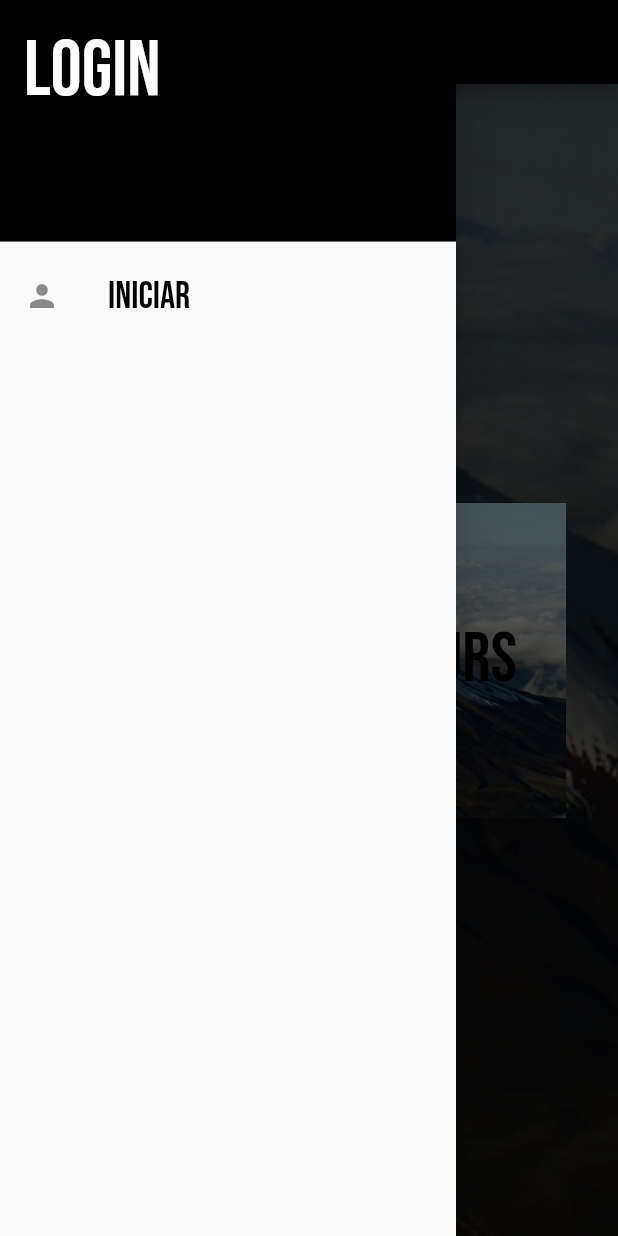
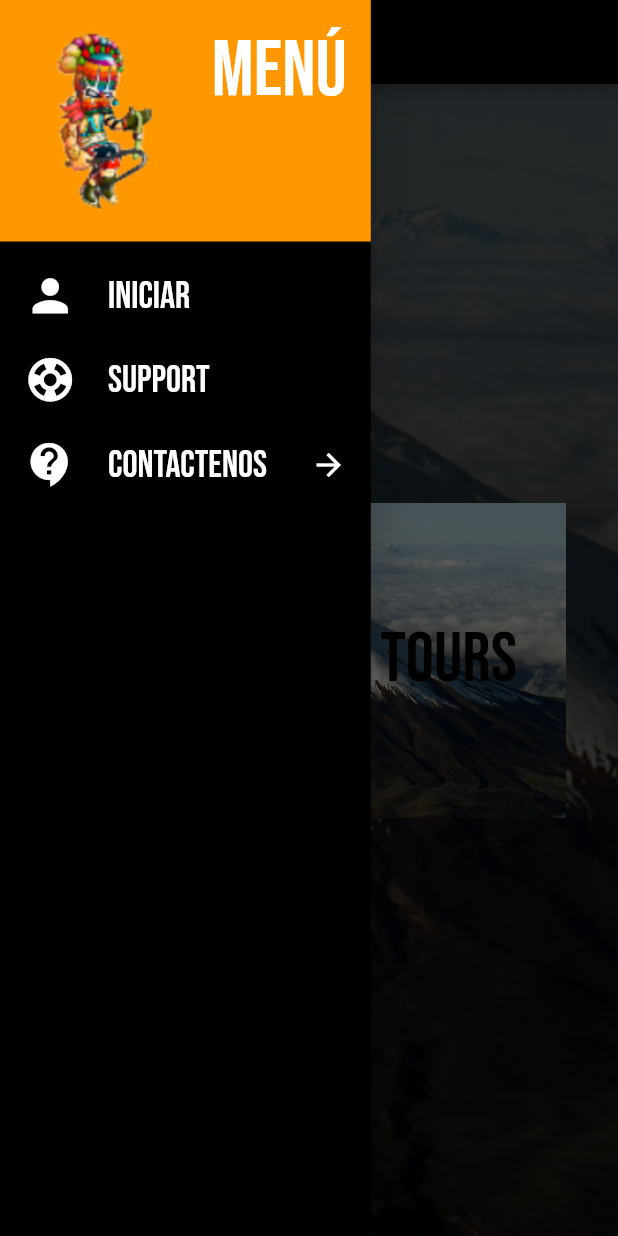
Before and after one commit to GeorgeSan0/App_movil, a Flutter app: the screen it shows after launch, with the side drawer open, on a phone screen of 412 x 824 dp. Run offline on Flutter 3.47's test engine with Material 2 defaults, Android fonts, the phone set to English and light mode, and no system bars; our stand-ins replace cloud_firestore, firebase_auth, firebase_core, google_fonts; accounts and stored records are empty.

Commit message:
Front modificaciones

```diff
--- a/lib/pages/front_page.dart
+++ b/lib/pages/front_page.dart
@@ -1,8 +1,7 @@
 import 'package:app_movil/auth/main_page.dart';
-import 'package:app_movil/pages/home_page.dart';
 import 'package:flutter/material.dart';
-import 'package:flutter/cupertino.dart';
 import 'package:google_fonts/google_fonts.dart';
+import 'package:url_launcher/url_launcher.dart';
 
 class FrontPage extends StatefulWidget {
   const FrontPage({Key? key}) : super(key: key);
@@ -44,23 +43,26 @@ class _FrontPageState extends State<FrontPage> {
         backgroundColor: Colors.black,
       ),
       drawer: Drawer(
+        backgroundColor: Colors.black,
+        width: MediaQuery.of(context).size.width * 0.60,
         child: ListView(
           padding: EdgeInsets.zero,
           children: [
             DrawerHeader(
-              decoration: BoxDecoration(
-                color: Colors.black,
+              decoration: const BoxDecoration(
+                color: Colors.orange,
               ),
               child: Container(
-                // decoration: BoxDecoration(
-                //   image: DecorationImage(
-                //     image: AssetImage('assets/mariposa.png'),
-                //     fit: BoxFit.none,
-                //     alignment: Alignment.centerLeft,
-                //   ),
-                // ),
+                decoration: const BoxDecoration(
+                  image: DecorationImage(
+                    image: AssetImage('assets/diablo.png'),
+                    fit: BoxFit.none,
+                    alignment: Alignment.centerLeft,
+                  ),
+                ),
                 child: Text(
-                  'LOGIN',
+                  'MENÚ',
+                  textAlign: TextAlign.right,
                   style: GoogleFonts.bebasNeue(
                     fontSize: 52,
                     color: Colors.white,
@@ -68,31 +70,145 @@ class _FrontPageState extends State<FrontPage> {
                 ),
               ),
             ),
-
             ListTile(
-              leading: const Icon(Icons.person),
+              leading: const Icon(
+                Icons.person,
+                size: 35,
+                color: Colors.white,
+              ),
+              //trailing: const Icon(Icons.arrow_forward),
               title: Text(
                 'INICIAR',
                 style: GoogleFonts.bebasNeue(
                   fontSize: 25,
-                  color: Colors.black,
+                  color: Colors.white,
                 ),
               ),
               onTap: () {
                 Navigator.push(context,
                     MaterialPageRoute(builder: (context) => const MainPage()));
               },
-            )
-            // ElevatedButton(
-            //   child: const Text('Open route'),
-            //   onPressed: () {
-            //     Navigator.push(context,
-            //         MaterialPageRoute(builder: (context) => MainPage()));
-            //   },
-            // ),
+            ),
+            ListTile(
+              leading: const Icon(Icons.support, size: 35, color: Colors.white),
+              //trailing: const Icon(Icons.arrow_forward),
+              title: Text(
+                'SUPPORT',
+                style: GoogleFonts.bebasNeue(
+                  fontSize: 25,
+                  color: Colors.white,
+                ),
+              ),
+              onTap: () {
+                _launchURL();
+              },
+            ),
+            ExpansionTile(
+              leading: const Icon(
+                Icons.contact_support,
+                size: 35,
+                color: Colors.white,
+              ),
+              trailing: const Icon(
+                Icons.arrow_forward,
+                color: Colors.white,
+              ),
+              title: Text(
+                'CONTACTENOS',
+                style: GoogleFonts.bebasNeue(
+                  fontSize: 25,
+                  color: Colors.white,
+                ),
+              ),
+              children: [
+                ListTile(
+                  leading: const CircleAvatar(
+                    radius: 15,
+                    backgroundImage: AssetImage(
+                        "assets/insta1.png"), // no matter how big it is, it won't overflow
+                  ),
+                  title: Text(
+                    'INSTAGRAM',
+                    style: GoogleFonts.bebasNeue(
+                      fontSize: 20,
+                      color: Colors.white,
+                    ),
+                  ),
+                  onTap: () {
+                    _launchInsta();
+                  },
+                ),
+                ListTile(
+                  leading: const CircleAvatar(
+                    radius: 15,
+                    backgroundImage: AssetImage(
+                        "assets/what.png"), // no matter how big it is, it won't overflow
+                  ),
+                  title: Text(
+                    'WHATSAPP',
+                    style: GoogleFonts.bebasNeue(
+                      fontSize: 20,
+                      color: Colors.white,
+                    ),
+                  ),
+                  onTap: () {
+                    _launchWhat();
+                  },
+                ),
+                ListTile(
+                  leading: const CircleAvatar(
+                    radius: 15,
+                    backgroundImage: AssetImage(
+                        "assets/tik_tok.png"), // no matter how big it is, it won't overflow
+                  ),
+                  title: Text(
+                    'TIK TOK',
+                    style: GoogleFonts.bebasNeue(
+                      fontSize: 20,
+                      color: Colors.white,
+                    ),
+                  ),
+                  onTap: () {
+                    _launchTikTok();
+                  },
+                ),
+              ],
+            ),
           ],
         ),
       ),
     );
   }
 }
+
+_launchURL() async {
+  const url = 'https://www.hotelesecuador.com';
+  if (await launch(url)) {
+    await launch(url);
+  } else {
+    throw 'Could not launch $url';
+  }
+}
+
+_launchInsta() async {
+  const url = 'https://www.instagram.com/denniscaisa/';
+  if (await launch(url)) {
+    await launch(url);
+  } else {
+    throw 'Could not launch $url';
+  }
+}
+
+_launchTikTok() async {
+  const url = 'https://www.tiktok.com/@adrianguevara14';
+  if (await launch(url)) {
+    await launch(url);
+  } else {
+    throw 'Could not launch $url';
+  }
+}
+
+_launchWhat() async {
+  const url = "https://wa.me/+593992549276";
+  launch(url);
+}
--- a/pubspec.yaml
+++ b/pubspec.yaml
@@ -38,6 +38,7 @@ dependencies:
   firebase_auth:
   firebase_core:
   cloud_firestore: ^3.4.3
+  url_launcher: ^6.1.5
 
 dev_dependencies:
   flutter_test:
```
Also changed, not shown: assets/diablo.png (added), assets/insta1.png (added), assets/tik_tok.png (added), assets/what.png (added), pubspec.lock, 5 other files.
